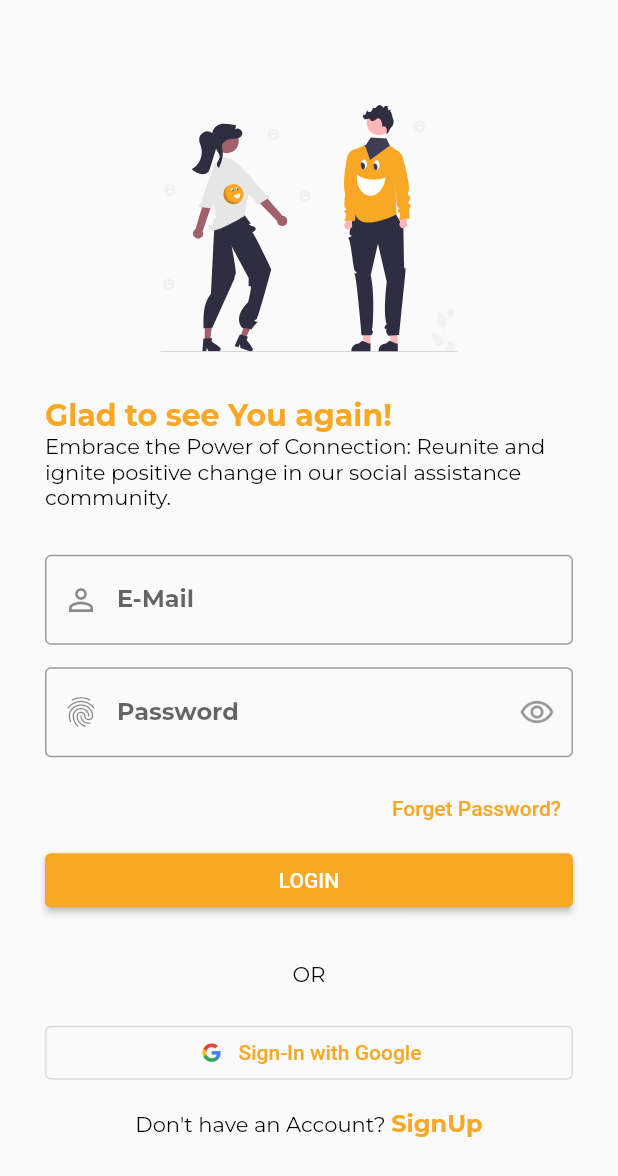
After one commit to jtrznadel/social_ease, a Flutter app: the LoginScreen screen opened directly, on a phone screen of 412 x 824 dp. The commit adds this screen. Shown: the top 1176 px of the screen. Run offline on Flutter 3.47's test engine with Material 2 defaults, Android fonts, the phone set to English and light mode, and no system bars; our stand-ins replace flutter_svg, get, google_fonts, liquid_swipe, smooth_page_indicator.

Commit message:
LoginScreen Updated

```diff
--- a/lib/constants/image_strings.dart
+++ b/lib/constants/image_strings.dart
@@ -8,3 +8,5 @@ const String tOnBoardingImage3 =
 
 // -- Welcome Screen Images
 const String tWelcomeImage = "assets/images/welcome_images/welcome_image1.svg";
+
+const String tGoogleLogo = "assets/logos/googleLogo.png";
--- a/lib/constants/text_strings.dart
+++ b/lib/constants/text_strings.dart
@@ -15,3 +15,8 @@ const String tOnBoardingSubTitle3 =
 const String tWelcomeTitle = "Support at Your Fingertips";
 const String tWelcomeSubTitle =
     "Instantly access a world of assistance and care through our mobile app.";
+
+// -- Login Screen Text
+const String tLoginTitle = "Glad to see You again!";
+const String tLoginSubTitle =
+    "Embrace the Power of Connection: Reunite and ignite positive change in our social assistance community.";
--- a/lib/features/authentication/controllers/on_boarding_controller.dart
+++ b/lib/features/authentication/controllers/on_boarding_controller.dart
@@ -4,7 +4,7 @@ import 'package:liquid_swipe/PageHelpers/LiquidController.dart';
 import '../../../constants/colors.dart';
 import '../../../constants/image_strings.dart';
 import '../../../constants/text_strings.dart';
-import '../components/on_boarding_page_widget.dart';
+import '../screens/on_boarding/on_boarding_page_widget.dart';
 import '../models/model_on_boarding.dart';
 
 class OnBoardingController extends GetxController {
@@ -41,7 +41,8 @@ class OnBoardingController extends GetxController {
     )
   ];
 
-  onPageChangeCallback(int activePageIndex) => currentPage.value = activePageIndex;
+  onPageChangeCallback(int activePageIndex) =>
+      currentPage.value = activePageIndex;
 
   skip() => controller.jumpToPage(page: 2);
 }
--- /dev/null
+++ b/lib/features/authentication/screens/login/login_screen.dart
@@ -0,0 +1,26 @@
+import 'package:flutter/material.dart';
+import 'package:social_ease/constants/sizes.dart';
+
+import 'widgets/login_footer_widget.dart';
+import 'widgets/login_form_widget.dart';
+import 'widgets/login_header_widget.dart';
+
+class LoginScreen extends StatelessWidget {
+  const LoginScreen({super.key});
+
+  @override
+  Widget build(BuildContext context) {
+    final size = MediaQuery.of(context).size;
+    return Scaffold(
+      body: SingleChildScrollView(
+          child: Container(
+        padding: const EdgeInsets.all(tDefaultSize),
+        child: Column(crossAxisAlignment: CrossAxisAlignment.start, children: [
+          LoginHeaderWidget(size: size),
+          const LoginForm(),
+          const LoginFooterWidget()
+        ]),
+      )),
+    );
+  }
+}
--- /dev/null
+++ b/lib/features/authentication/screens/login/widgets/login_footer_widget.dart
@@ -0,0 +1,45 @@
+import 'package:flutter/material.dart';
+import 'package:social_ease/constants/colors.dart';
+
+import '../../../../../constants/image_strings.dart';
+import '../../../../../constants/sizes.dart';
+
+class LoginFooterWidget extends StatelessWidget {
+  const LoginFooterWidget({
+    super.key,
+  });
+
+  @override
+  Widget build(BuildContext context) {
+    return Column(
+      crossAxisAlignment: CrossAxisAlignment.center,
+      children: [
+        const Text("OR"),
+        SizedBox(
+          height: tDefaultSize - 10,
+        ),
+        SizedBox(
+          width: double.infinity,
+          child: OutlinedButton.icon(
+              onPressed: () {},
+              icon: Image.asset(
+                tGoogleLogo,
+                height: 20,
+              ),
+              style: OutlinedButton.styleFrom(foregroundColor: tPrimaryColor),
+              label: Text("Sign-In with Google")),
+        ),
+        TextButton(
+            onPressed: () {},
+            child: Text.rich(TextSpan(
+                text: "Don't have an Account? ",
+                style: Theme.of(context).textTheme.bodyMedium,
+                children: [
+                  TextSpan(
+                      text: "SignUp",
+                      style: Theme.of(context).textTheme.titleMedium)
+                ])))
+      ],
+    );
+  }
+}
--- /dev/null
+++ b/lib/features/authentication/screens/login/widgets/login_form_widget.dart
@@ -0,0 +1,60 @@
+import 'package:flutter/material.dart';
+import 'package:social_ease/constants/colors.dart';
+
+import '../../../../../constants/sizes.dart';
+
+class LoginForm extends StatelessWidget {
+  const LoginForm({
+    super.key,
+  });
+
+  @override
+  Widget build(BuildContext context) {
+    return Form(
+        child: Container(
+      padding: const EdgeInsets.symmetric(vertical: tDefaultSize),
+      child: Column(
+        crossAxisAlignment: CrossAxisAlignment.start,
+        children: [
+          TextFormField(
+            decoration: const InputDecoration(
+                prefixIcon: Icon(Icons.person_outline_outlined),
+                labelText: "E-Mail",
+                hintText: "E-Mail",
+                border: OutlineInputBorder()),
+          ),
+          const SizedBox(
+            height: tDefaultSize - 15,
+          ),
+          TextFormField(
+            decoration: const InputDecoration(
+                prefixIcon: Icon(Icons.fingerprint_outlined),
+                labelText: "Password",
+                hintText: "Password",
+                border: OutlineInputBorder(),
+                suffixIcon: IconButton(
+                    onPressed: null,
+                    icon: Icon(Icons.remove_red_eye_outlined))),
+          ),
+          const SizedBox(
+            height: tDefaultSize - 20,
+          ),
+          Align(
+              alignment: Alignment.centerRight,
+              child: TextButton(
+                  style: TextButton.styleFrom(foregroundColor: tPrimaryColor),
+                  onPressed: () {},
+                  child: Text("Forget Password?"))),
+          SizedBox(
+            width: double.infinity,
+            child: ElevatedButton(
+              style: ElevatedButton.styleFrom(backgroundColor: tPrimaryColor),
+              onPressed: () {},
+              child: Text("LOGIN"),
+            ),
+          )
+        ],
+      ),
+    ));
+  }
+}
--- /dev/null
+++ b/lib/features/authentication/screens/login/widgets/login_header_widget.dart
@@ -0,0 +1,36 @@
+import 'package:flutter/material.dart';
+import 'package:flutter_svg/svg.dart';
+
+import '../../../../../constants/image_strings.dart';
+import '../../../../../constants/sizes.dart';
+import '../../../../../constants/text_strings.dart';
+
+class LoginHeaderWidget extends StatelessWidget {
+  const LoginHeaderWidget({
+    super.key,
+    required this.size,
+  });
+
+  final Size size;
+
+  @override
+  Widget build(BuildContext context) {
+    return Column(
+      crossAxisAlignment: CrossAxisAlignment.start,
+      children: [
+        SizedBox(height: tDefaultSize + 10),
+        Container(
+            height: size.height * 0.2, child: SvgPicture.asset(tWelcomeImage)),
+        SizedBox(height: tDefaultSize),
+        Text(
+          tLoginTitle,
+          style: Theme.of(context).textTheme.titleLarge,
+        ),
+        Text(
+          tLoginSubTitle,
+          style: Theme.of(context).textTheme.bodyMedium,
+        ),
+      ],
+    );
+  }
+}
--- a/lib/features/authentication/components/on_boarding_page_widget.dart
+++ b/lib/features/authentication/screens/on_boarding/on_boarding_page_widget.dart
@@ -1,8 +1,8 @@
 import 'package:flutter/material.dart';
 import 'package:flutter_svg/flutter_svg.dart';
 
-import '../../../constants/sizes.dart';
-import '../models/model_on_boarding.dart';
+import '../../../../constants/sizes.dart';
+import '../../models/model_on_boarding.dart';
 
 class OnBoardingPageWidget extends StatelessWidget {
   const OnBoardingPageWidget({
--- a/lib/features/authentication/screens/on_boarding/on_boarding_screen.dart
+++ b/lib/features/authentication/screens/on_boarding/on_boarding_screen.dart
@@ -3,6 +3,7 @@ import 'package:get/get.dart';
 import 'package:liquid_swipe/liquid_swipe.dart';
 import 'package:smooth_page_indicator/smooth_page_indicator.dart';
 import 'package:social_ease/features/authentication/controllers/on_boarding_controller.dart';
+import 'package:social_ease/features/authentication/screens/welcome/welcome_screen.dart';
 
 //ignore: must_be_immutable
 class OnBoardingScreen extends StatelessWidget {
@@ -67,9 +68,7 @@ class MoveToWelcomeButton extends StatelessWidget {
     return Positioned(
         bottom: 50.0,
         child: OutlinedButton(
-          onPressed: () {
-            Navigator.pushNamed(context, '/welcome');
-          },
+          onPressed: () => Get.to(() => WelcomeScreen()),
           style: ElevatedButton.styleFrom(
               side: const BorderSide(color: Colors.black12),
               shape: const CircleBorder(),
--- a/lib/features/authentication/screens/welcome/welcome_screen.dart
+++ b/lib/features/authentication/screens/welcome/welcome_screen.dart
@@ -1,8 +1,10 @@
 import 'package:flutter/material.dart';
 import 'package:flutter_svg/flutter_svg.dart';
+import 'package:get/get.dart';
 import 'package:social_ease/constants/colors.dart';
 import 'package:social_ease/constants/sizes.dart';
 import 'package:social_ease/constants/text_strings.dart';
+import 'package:social_ease/features/authentication/screens/login/login_screen.dart';
 
 import '../../../../constants/image_strings.dart';
 
@@ -38,7 +40,7 @@ class WelcomeScreen extends StatelessWidget {
             children: [
               Expanded(
                 child: OutlinedButton(
-                    onPressed: () {},
+                    onPressed: () => Get.to(() => const LoginScreen()),
                     style: OutlinedButton.styleFrom(
                         shape: RoundedRectangleBorder(),
                         foregroundColor: tPrimaryColor,
--- a/lib/main.dart
+++ b/lib/main.dart
@@ -1,6 +1,6 @@
 import 'package:flutter/material.dart';
+import 'package:get/get_navigation/get_navigation.dart';
 import 'package:social_ease/features/authentication/screens/on_boarding/on_boarding_screen.dart';
-import 'package:social_ease/features/authentication/screens/welcome/welcome_screen.dart';
 import 'package:social_ease/utilities/theme.dart';
 
 void main() {
@@ -13,16 +13,12 @@ class MyApp extends StatelessWidget {
   // This widget is the root of your application.
   @override
   Widget build(BuildContext context) {
-    return MaterialApp(
+    return GetMaterialApp(
       debugShowCheckedModeBanner: false,
       themeMode: ThemeMode.system,
       theme: TAppTheme.lightTheme,
       darkTheme: TAppTheme.darkTheme,
-      initialRoute: '/',
-      routes: {
-        '/': (context) => OnBoardingScreen(),
-        '/welcome': (context) => WelcomeScreen()
-      },
+      home: OnBoardingScreen(),
     );
   }
 }
--- a/lib/utilities/theme.dart
+++ b/lib/utilities/theme.dart
@@ -11,7 +11,9 @@ class TAppTheme {
               color: Color(0xFFF9A826), fontWeight: FontWeight.bold),
           titleLarge: GoogleFonts.montserrat(
               color: Color(0xFFF9A826), fontWeight: FontWeight.bold),
-          bodyMedium: GoogleFonts.montserrat(color: Colors.black87)),
+          bodyMedium: GoogleFonts.montserrat(color: Colors.black),
+          bodyLarge: GoogleFonts.montserrat(color: Colors.black),
+          bodySmall: GoogleFonts.montserrat(color: Colors.black)),
       elevatedButtonTheme:
           ElevatedButtonThemeData(style: ElevatedButton.styleFrom()));
   static ThemeData darkTheme = ThemeData(
--- a/pubspec.yaml
+++ b/pubspec.yaml
@@ -67,6 +67,7 @@ flutter:
   assets:
     - assets/images/on_boarding_images/
     - assets/images/welcome_images/
+    - assets/logos/
   # An image asset can refer to one or more resolution-specific "variants", see
   # https://flutter.dev/assets-and-images/#resolution-aware
 
```
Also changed, not shown: assets/logos/googleLogo.png (added).
